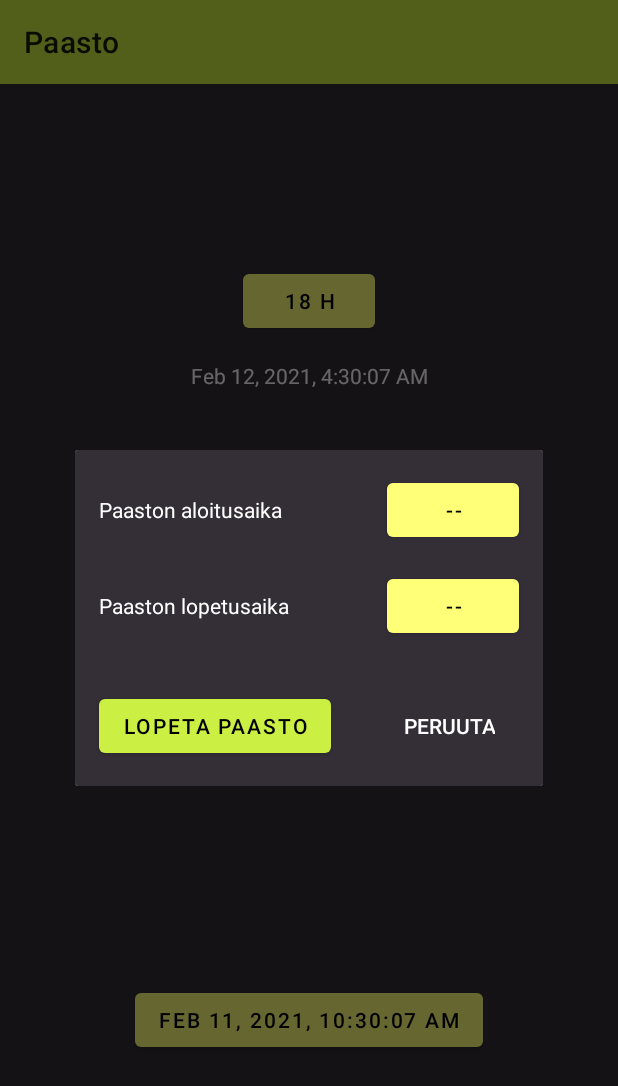
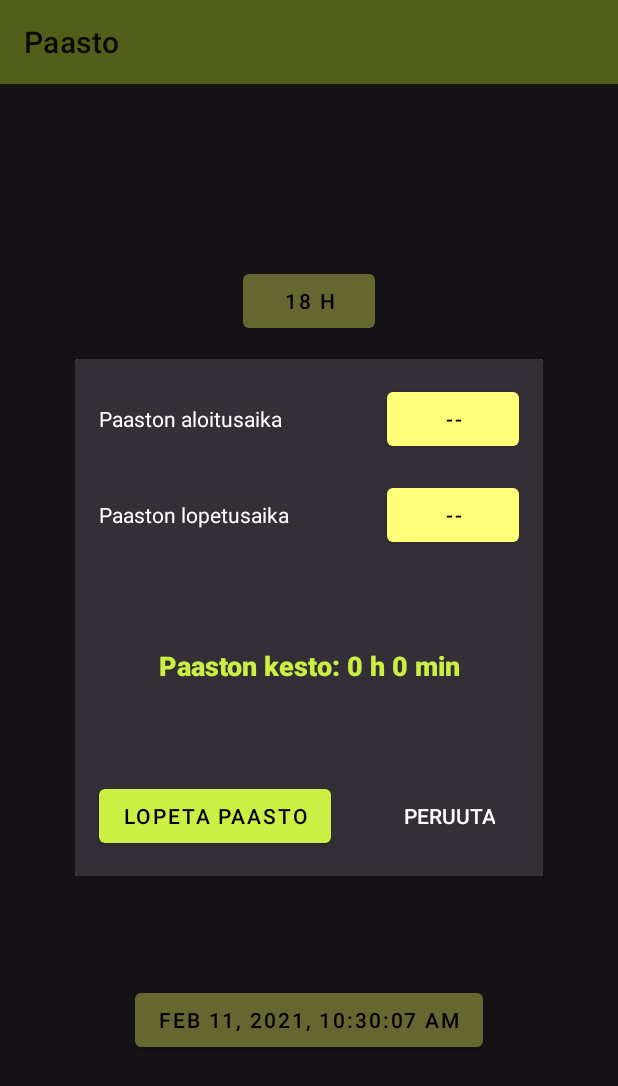
Before and after one commit to aJns/paasto, an Android app: the screen it shows after launch (MainActivity), after a tap on "LOPETA PAASTO", on a phone screen of 412 x 824 dp. Shown: the top 1086 px of the screen. Run offline under Robolectric (Android 15) with nearby library versions, the phone set to English and light mode, and no system bars; our stand-ins replace Room's generated code; 1 other tap on this screen came first.

Commit message:
Show fast duration in the end dialog

```diff
--- a/app/src/main/java/fi/nikulaj/paasto/EndFastDialog.kt
+++ b/app/src/main/java/fi/nikulaj/paasto/EndFastDialog.kt
@@ -5,12 +5,16 @@ import android.view.LayoutInflater
 import android.view.View
 import android.view.ViewGroup
 import android.widget.Button
+import android.widget.TextView
 import androidx.fragment.app.DialogFragment
 import androidx.fragment.app.activityViewModels
 
 object EndFastDialog : DialogFragment() {
 
     private val model: MainViewModel by activityViewModels()
+
+    private var fastStart: Long? = null
+    private var fastEnd: Long? = null
 
     override fun onCreateView(inflater: LayoutInflater, container: ViewGroup?,
                               savedInstanceState: Bundle?): View? {
@@ -24,10 +28,20 @@ object EndFastDialog : DialogFragment() {
         yesButton.setOnClickListener(onYesListener)
         val cancelButton = view.findViewById<Button>(R.id.cancelButton)
         cancelButton.setOnClickListener(onCancelListener)
+
+        fastStart = model.fastStart.value
+        fastEnd = System.currentTimeMillis()
+        val duration = fastEnd!! - fastStart!!
+
+        val (hours, minutes, _) = millisToHMS(kotlin.math.abs(duration))
+
+        val timeFmt = getString(R.string.fast_duration)
+        val fastDuration = view.findViewById<TextView>(R.id.fastDuration)
+        fastDuration.text = timeFmt.format(hours, minutes)
     }
 
     private val onYesListener = View.OnClickListener { view ->
-        model.startStopFast()
+        model.saveFast(fastStart!!, fastEnd!!)
         dismiss()
     }
 
--- a/app/src/main/res/layout/fragment_end_fast_dialog.xml
+++ b/app/src/main/res/layout/fragment_end_fast_dialog.xml
@@ -60,10 +60,8 @@
         android:layout_marginTop="16dp"
         android:layout_marginEnd="16dp"
         android:layout_marginRight="16dp"
-        android:layout_marginBottom="32dp"
         android:text="@string/num_invalid"
         app:backgroundTint="@color/primaryLight"
-        app:layout_constraintBottom_toTopOf="@+id/cancelButton"
         app:layout_constraintEnd_toEndOf="parent"
         app:layout_constraintTop_toBottomOf="@+id/button" />
 
@@ -88,6 +86,21 @@
         android:textColor="@color/textOnBackground"
         app:layout_constraintBaseline_toBaselineOf="@+id/button"
         app:layout_constraintStart_toStartOf="parent" />
+
+    <TextView
+        android:id="@+id/fastDuration"
+        android:layout_width="wrap_content"
+        android:layout_height="wrap_content"
+        android:layout_marginTop="64dp"
+        android:layout_marginBottom="64dp"
+        android:fontFamily="sans-serif-black"
+        android:text="@string/num_invalid"
+        android:textColor="@color/primary"
+        android:textSize="18sp"
+        app:layout_constraintBottom_toTopOf="@+id/cancelButton"
+        app:layout_constraintEnd_toEndOf="parent"
+        app:layout_constraintStart_toStartOf="parent"
+        app:layout_constraintTop_toBottomOf="@+id/button2" />
 
     <androidx.constraintlayout.widget.Barrier
         android:id="@+id/leftSide"
--- a/app/src/main/res/values/strings.xml
+++ b/app/src/main/res/values/strings.xml
@@ -9,11 +9,10 @@
     <string name="confirm_fast_end">Haluatko varmasti lopettaa paastosi?</string>
     <string name="yes">Kyllä</string>
     <string name="cancel">Peruuta</string>
-    <!-- TODO: Remove or change this placeholder text -->
-    <string name="hello_blank_fragment">Hello blank fragment</string>
     <string name="fastEndConfirmation">Haluatko varmasti lopettaa paastosi?</string>
     <string name="hour_format">%d h</string>
     <string name="countdown_mode_remaining">countdown_mode_remaining</string>
     <string name="fast_start_time">Paaston aloitusaika</string>
     <string name="fast_end_time">Paaston lopetusaika</string>
+    <string name="fast_duration">Paaston kesto: %d h %d min</string>
 </resources>
```
Also changed, not shown: app/src/main/java/fi/nikulaj/paasto/MainViewModel.kt (+10 -5 lines).
